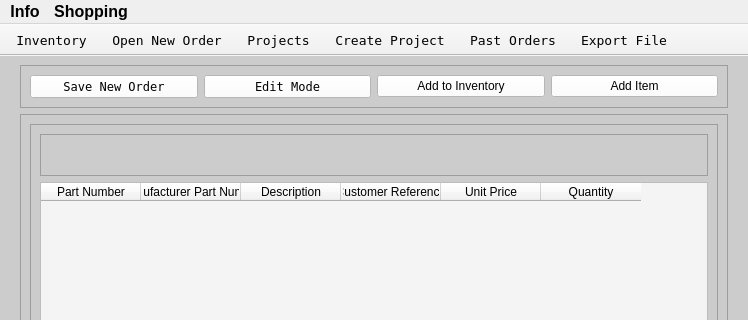
Old version of the form Program_Files/gui_app.ui in the repository Thomas1B/Electronics-Inventory-Program; both pictures show x 0 to 748 and y 0 to 320 of the 748 by 723 pixel window.
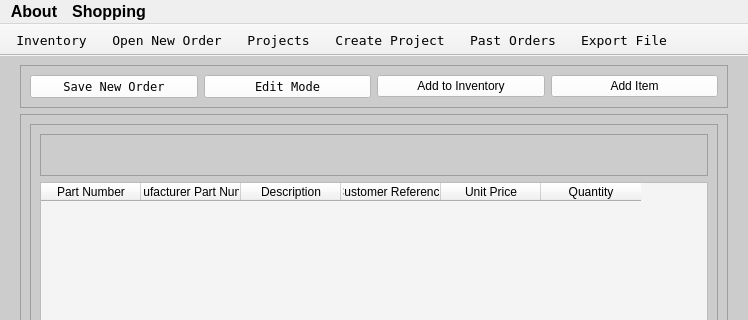
New version of the form. Icons and pictures are not drawn.

What changed in the file:
```diff
--- a/Program_Files/gui_app.ui
+++ b/Program_Files/gui_app.ui
@@ -593,7 +593,7 @@
      </font>
     </property>
     <property name="title">
-     <string>Info</string>
+     <string>About</string>
     </property>
     <addaction name="actionProgram_Info"/>
     <addaction name="actionHow_To_Use"/>
```
